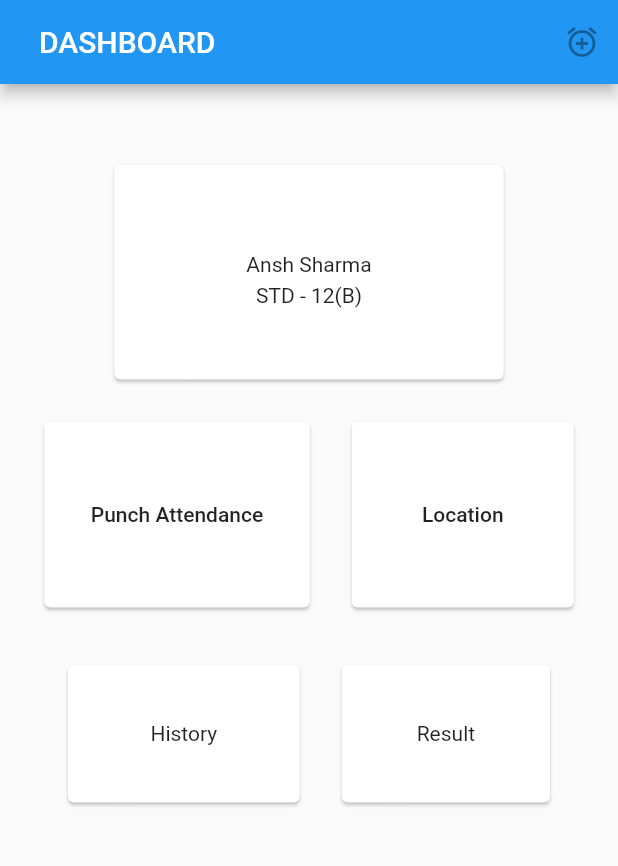
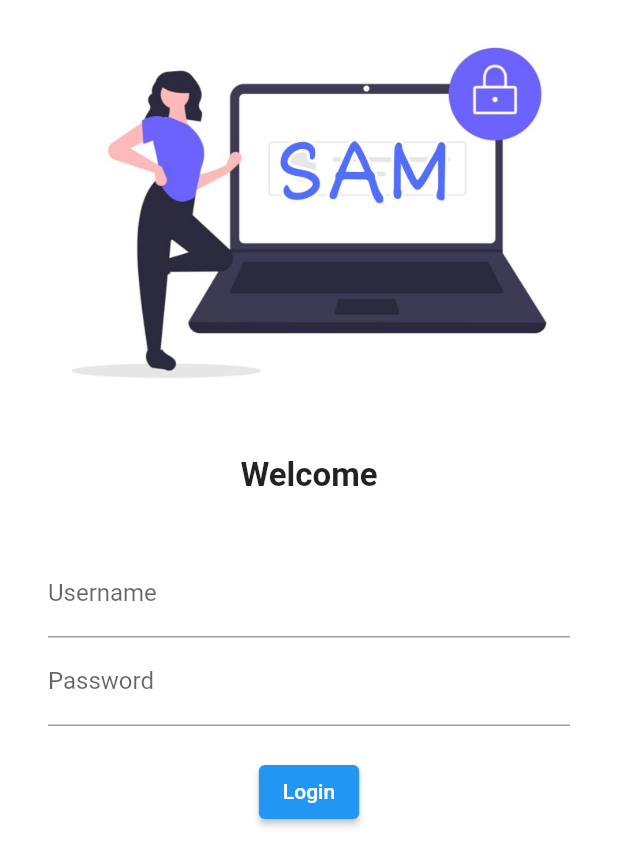
Before and after one commit to abdulragib/sam, a Flutter app: the screen it shows after launch, on a phone screen of 412 x 824 dp. Shown: the top 866 px of the screen. Run offline on Flutter 3.47's test engine with Material 2 defaults, Android fonts, the phone set to English and light mode, and no system bars; our stand-ins replace camera.

```diff
--- a/lib/main.dart
+++ b/lib/main.dart
@@ -1,117 +1,12 @@
 import "package:flutter/material.dart";
+import 'package:sam/pages/login.dart';
 
 void main() {
+  WidgetsFlutterBinding.ensureInitialized();
   runApp(
     MaterialApp(
       debugShowCheckedModeBanner: false,
-      home: Dashboard(),
+      home: LoginPage(),
     ),
   );
 }
-
-class Dashboard extends StatefulWidget {
-  const Dashboard({Key? key}) : super(key: key);
-
-  @override
-  _DashboardState createState() => _DashboardState();
-}
-
-class _DashboardState extends State<Dashboard> {
-  @override
-  Widget build(BuildContext context) {
-    return SafeArea(
-      child: Scaffold(
-        appBar: AppBar(
-            title: Padding(
-              padding: const EdgeInsets.only(left: 10.0),
-              child: const Text("DASHBOARD"),
-            ),
-            actions: <Widget>[
-              IconButton(
-                icon: Icon(Icons.alarm_add_sharp),
-                tooltip: 'Show Snackbar',
-                onPressed: null,
-              ),
-            ]),
-        body: Container(
-          child: Column(
-            children: <Widget>[
-              SizedBox(height: 50),
-              Container(
-                child: Card(
-                  child: Padding(
-                    padding: const EdgeInsets.only(
-                        top: 58.0, left: 88.0, right: 88.0, bottom: 48.0),
-                    child: Expanded(
-                        child: Column(children: <Widget>[
-                      Text("Ansh Sharma"),
-                      SizedBox(height: 5),
-                      Text("STD - 12(B)"),
-                    ])),
-                  ),
-                ),
-              ),
-              SizedBox(height: 20.0),
-              Row(
-                  mainAxisAlignment: MainAxisAlignment.center,
-                  children: <Widget>[
-                    Card(
-                        child: Padding(
-                      padding: EdgeInsets.only(
-                          top: 38.0, left: 15.0, right: 15.0, bottom: 38.0),
-                      child: FlatButton(
-                          onPressed:(){
-                            print("hello world");
-                          },
-                          child: Expanded(child: Text("Punch Attendance"),),),
-                    ),),
-                    SizedBox(width: 20.0),
-                    Card(
-                      child: Padding(
-                        padding: EdgeInsets.only(
-                            top: 38.0, left: 30.0, right: 30.0, bottom: 38.0),
-                        child: FlatButton(
-                          onPressed:(){
-                            print("hello world");
-                          },
-                          child: Expanded(
-                            child:
-                            Text("Location"),
-                            ),
-                        ),
-                        ),
-                      ),
-
-                  ],),
-                SizedBox(
-                  height:30,
-                ),
-              Row(
-                mainAxisAlignment: MainAxisAlignment.center,
-                children: <Widget>[
-                  Card(
-                    child: Padding(
-                      padding: EdgeInsets.only(
-                          top: 38.0, left: 55.0, right: 55.0, bottom: 38),
-                      child: Expanded(child: Text("History")),
-                    ),),
-                  SizedBox(width: 20.0),
-                  Card(
-                    child: Padding(
-                      padding: EdgeInsets.only(
-                          top: 38.0, left: 50.0, right: 50.0, bottom: 38.0),
-                      child: Expanded(
-                        child:
-                        Text("Result"),
-                      ),
-                    ),
-                  ),
-
-                ],)
-            ],
-          ),
-        ),
-      ),
-    );
-  }
-}
--- /dev/null
+++ b/lib/pages/login.dart
@@ -0,0 +1,72 @@
+import 'package:flutter/material.dart';
+import 'package:sam/pages/dashboard.dart';
+
+class LoginPage extends StatelessWidget {
+  const LoginPage({ Key? key }) : super(key: key);
+
+  @override
+  Widget build(BuildContext context) {
+    return SafeArea(
+      child: Material(
+        color: Colors.white,
+        child: Column(
+          children: <Widget>[
+            Image.asset("assets/images/logo.png",
+                fit: BoxFit.cover),
+
+            SizedBox(
+                height: 20.0
+            ),
+            Text(
+              "Welcome",
+              style:TextStyle(
+                fontSize:22,
+                fontWeight: FontWeight.bold,
+              ),
+            ),
+
+            SizedBox(
+                height: 20.0
+            ),
+
+            Padding(
+              padding: const EdgeInsets.symmetric(vertical: 16.0, horizontal: 32.0),
+              child: Column(
+                children: [
+                  TextFormField(
+                    decoration: InputDecoration(
+                      hintText: "Enter username",
+                      labelText: "Username",
+                    ),
+                  ),
+
+                  TextFormField(
+                    decoration: InputDecoration(
+                      hintText: "Enter password",
+                      labelText: "Password",
+                    ),
+                  ),
+
+                  SizedBox(
+                      height: 20.0
+                  ),
+
+                  ElevatedButton(
+                    onPressed: () {
+                      Navigator.push(
+                        context,
+                        MaterialPageRoute(builder: (context) => Dashboard()),
+                      );
+                    },
+                    child: Text("Login"),
+                    style: TextButton.styleFrom(),
+                  )
+                ],
+              ),
+            )
+          ],
+        ),
+      ),
+    );
+  }
+}
```
Also changed, not shown: lib/pages/camera_page.dart (added, +89 -0 lines), lib/pages/dashboard.dart (added, +117 -0 lines), pubspec.yaml (+4 -3 lines), assets/images/1.png (renamed from lib/images/1.png), assets/images/2.png (renamed from lib/images/2.png), assets/images/logo.png (added), pubspec.lock, 2 other files.
